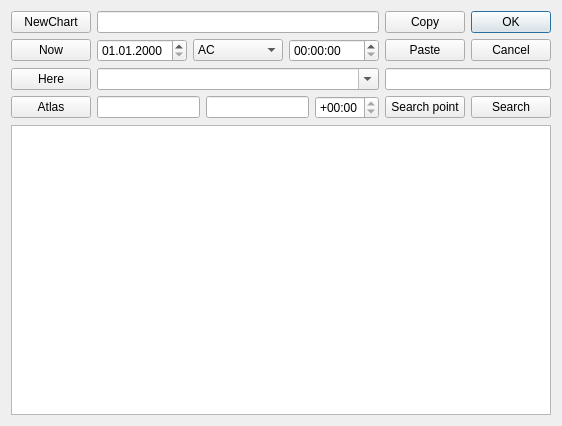
This is forms/InputForm.ui in wil-low/astronom-qt as Qt 5 draws it before an edit. The edited form follows.
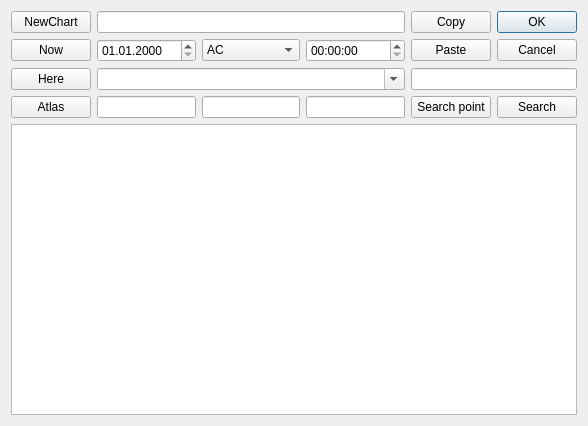
This is the edited form. Custom widgets are drawn as their Qt base class.

Patch:
```diff
--- a/forms/InputForm.ui
+++ b/forms/InputForm.ui
@@ -9,7 +9,7 @@
    <rect>
     <x>0</x>
     <y>0</y>
-    <width>562</width>
+    <width>588</width>
     <height>426</height>
    </rect>
   </property>
@@ -191,14 +191,7 @@
         </widget>
        </item>
        <item>
-        <widget class="QTimeEdit" name="editUTCOffset">
-         <property name="displayFormat">
-          <string>+HH:mm</string>
-         </property>
-         <property name="timeSpec">
-          <enum>Qt::OffsetFromUTC</enum>
-         </property>
-        </widget>
+        <widget class="TimeOffsetEdit" name="editUTCOffset"/>
        </item>
       </layout>
      </item>
@@ -215,6 +208,11 @@
    <extends>QLineEdit</extends>
    <header>widgets/CoordLineEdit.h</header>
   </customwidget>
+  <customwidget>
+   <class>TimeOffsetEdit</class>
+   <extends>QLineEdit</extends>
+   <header>widgets/TimeOffsetEdit.h</header>
+  </customwidget>
  </customwidgets>
  <tabstops>
   <tabstop>btnNewChart</tabstop>
```
